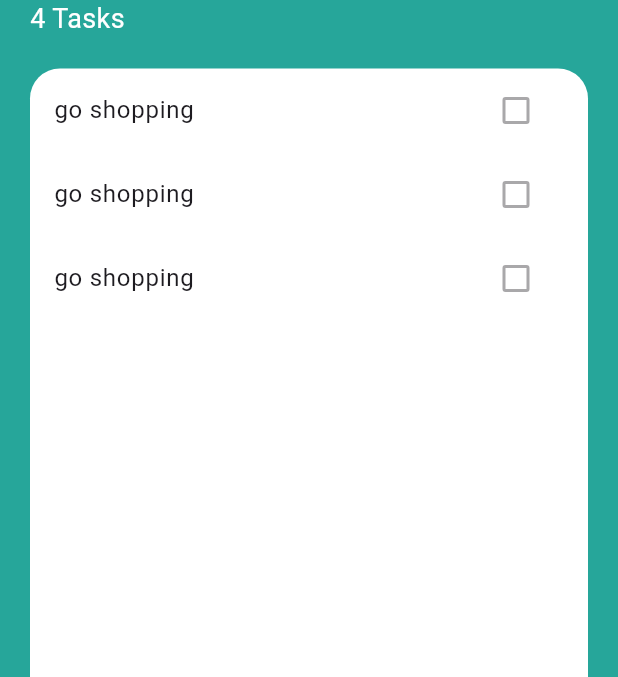
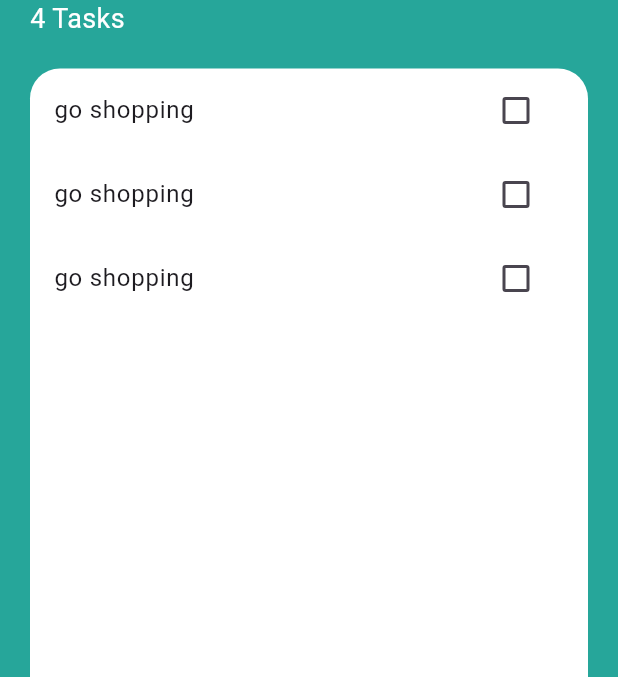
Before and after one commit to Emad-Nasri/to_day_do_app, a Flutter app: the screen it shows after launch, on a phone screen of 412 x 824 dp, the part 176-853 px from its top. Run offline on Flutter 3.47's test engine with Material 3 defaults, Android fonts, the phone set to English and light mode, and no system bars.

Commit message:
make check box active

```diff
--- a/lib/widgets/task_tile.dart
+++ b/lib/widgets/task_tile.dart
@@ -5,9 +5,27 @@ class TaskTile extends StatelessWidget {
 
   @override
   Widget build(BuildContext context) {
-    return ListTile(
-      title: Text('go shopping'),
-      trailing: Checkbox(value: false, onChanged: null),
+    return ListTile(title: Text('go shopping'), trailing: TaskCheckBox());
+  }
+}
+
+class TaskCheckBox extends StatefulWidget {
+  @override
+  State<TaskCheckBox> createState() => _TaskCheckBoxState();
+}
+
+class _TaskCheckBoxState extends State<TaskCheckBox> {
+  bool? isChecked = false;
+  @override
+  Widget build(BuildContext context) {
+    return Checkbox(
+      activeColor: Colors.teal[400],
+      value: isChecked,
+      onChanged: (newValue) {
+        setState(() {
+          isChecked = newValue;
+        });
+      },
     );
   }
 }
```
